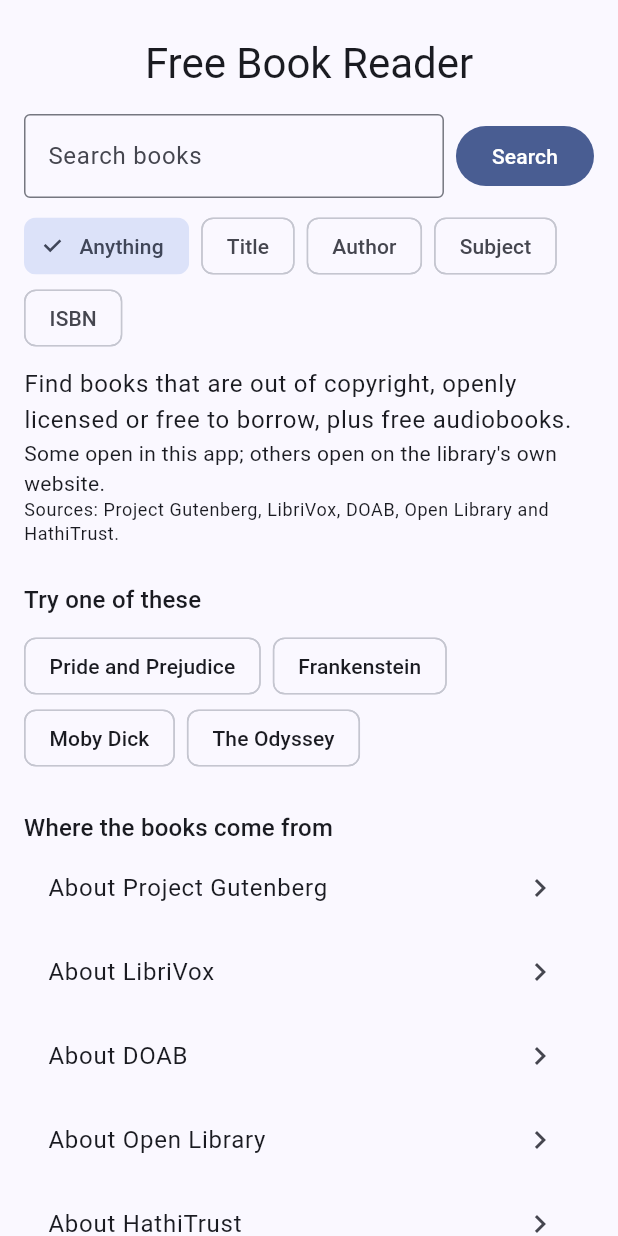
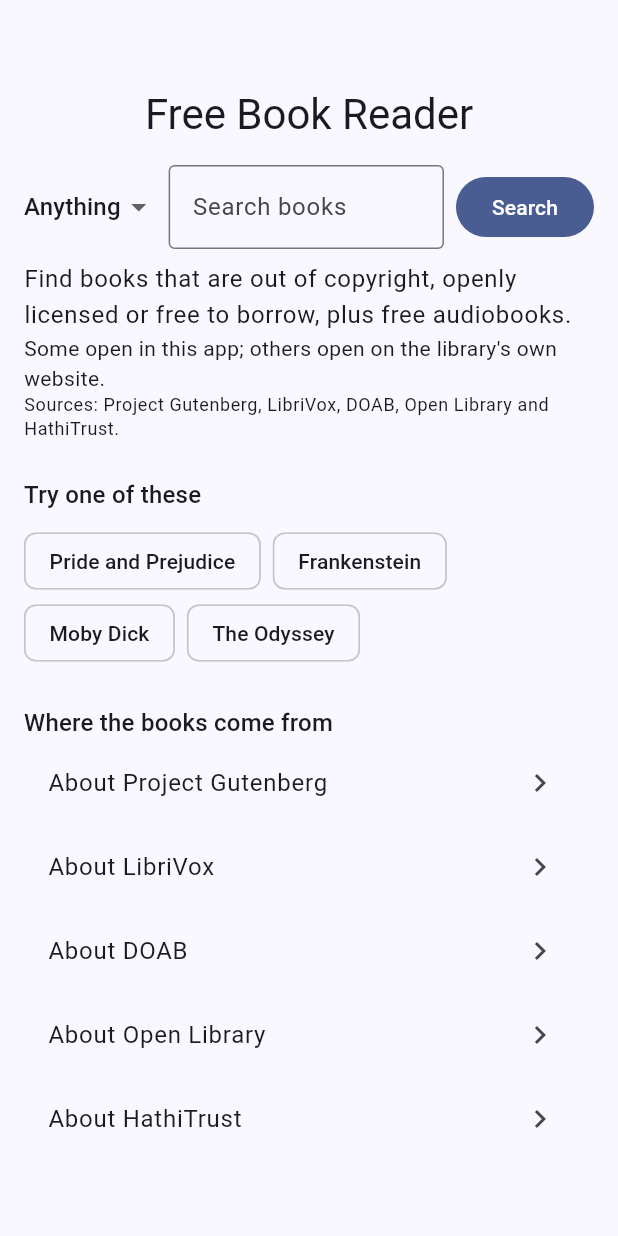
Before and after one commit to bradley-benjamin26/freebookreader, a Flutter app: the screen it shows after launch, on a phone screen of 412 x 824 dp. Run offline on Flutter 3.47's test engine with Material 3 defaults, Android fonts, the phone set to English and light mode, and no system bars; our stand-ins replace flutter_tts, just_audio, shared_preferences; missing offline and left inert: flutter_readium, pointer_interceptor.

Commit message:
fix: Search in is one dropdown beside the search box
Co-Authored-By: Claude Opus 5.5 <noreply@anthropic.com>

```diff
--- a/app/lib/ui/search_bar.dart
+++ b/app/lib/ui/search_bar.dart
@@ -16,7 +16,7 @@ const _fieldNames = {
   SearchField.isbn: 'ISBN',
 };
 
-/// The search box, a choice of what to search in (anything, title, author, subject or ISBN), and the
+/// The search box, a dropdown of what to search in (anything, title, author, subject or ISBN), and the
 /// button. Calls [onSearch] with the field and the trimmed text, or explains why nothing happened when
 /// the box is empty or the text is longer than [maxSearchLength].
 class BookSearchBar extends StatefulWidget {
@@ -39,7 +39,7 @@ class _BookSearchBarState extends State<BookSearchBar> {
   late final TextEditingController _controller = TextEditingController(text: widget.initialText);
   late SearchField _field = widget.initialField;
   bool _showEmptyMessage = false;
-  int? _tooLongBy;   // the length of the text that was refused
+  int? _tooLongBy; // the length of the text that was refused
 
   @override
   void dispose() {
@@ -59,12 +59,21 @@ class _BookSearchBarState extends State<BookSearchBar> {
 
   @override
   Widget build(BuildContext context) {
-    return Column(
-      crossAxisAlignment: CrossAxisAlignment.stretch,
-      children: [
-        Row(
-          children: [
-            Expanded(
+    final searchIn = Semantics(
+      container: true,
+      label: 'Search in',
+      child: DropdownButton<SearchField>(
+        key: const Key('search-in'),
+        value: _field,
+        underline: const SizedBox.shrink(),
+        items: [
+          for (final entry in _fieldNames.entries)
+            DropdownMenuItem(key: Key('search-in-${entry.key.name}'), value: entry.key, child: Text(entry.value)),
+        ],
+        onChanged: (field) => setState(() => _field = field ?? _field),
+      ),
+    );
+    final field = Expanded(
       // One semantics node that starts at the field itself.
       child: MergeSemantics(
         child: TextField(
@@ -77,40 +86,26 @@ class _BookSearchBarState extends State<BookSearchBar> {
               setState(() => _tooLongBy = null);
             }
           },
-                  decoration: const InputDecoration(
-                    labelText: 'Search books',
-                    border: OutlineInputBorder(),
+          decoration: const InputDecoration(labelText: 'Search books', border: OutlineInputBorder()),
         ),
       ),
-              ),
-            ),
+    );
+    final submit = FilledButton(key: const Key('search-submit'), onPressed: _submit, child: const Text('Search'));
+    return LayoutBuilder(
+      builder: (context, constraints) {
+        // Too narrow for all three in a row: the choice goes on its own line above.
+        final narrow = constraints.maxWidth < MediaQuery.textScalerOf(context).scale(360);
+        return Column(
+          crossAxisAlignment: CrossAxisAlignment.stretch,
+          children: [
+            if (narrow) Align(alignment: Alignment.centerLeft, child: searchIn),
+            Row(
+              children: [
+                if (!narrow) ...[searchIn, const SizedBox(width: 8)],
+                field,
                 const SizedBox(width: 8),
-            FilledButton(
-              key: const Key('search-submit'),
-              onPressed: _submit,
-              child: const Text('Search'),
-            ),
+                submit,
               ],
-        ),
-        const SizedBox(height: 8),
-        Semantics(
-          key: const Key('search-in'),
-          container: true,
-          label: 'Search in',
-          explicitChildNodes: true,
-          child: Wrap(
-            spacing: 8,
-            crossAxisAlignment: WrapCrossAlignment.center,
-            children: [
-              for (final entry in _fieldNames.entries)
-                ChoiceChip(
-                  key: Key('search-in-${entry.key.name}'),
-                  label: Text(entry.value),
-                  selected: _field == entry.key,
-                  onSelected: (_) => setState(() => _field = entry.key),
-                ),
-            ],
-          ),
             ),
             if (_tooLongBy != null)
               Padding(
@@ -119,18 +114,20 @@ class _BookSearchBarState extends State<BookSearchBar> {
                   key: const Key('search-too-long'),
                   child: Text(
                     'A search can have at most $maxSearchLength characters. This one has $_tooLongBy.',
-                  style: TextStyle(color: Theme.of(context).colorScheme.error)),
+                    style: TextStyle(color: Theme.of(context).colorScheme.error),
+                  ),
                 ),
               ),
             if (_showEmptyMessage)
               Padding(
                 padding: const EdgeInsets.only(top: 8),
                 child: LiveRegion(
-              child: Text(emptySearchMessage,
-                  style: TextStyle(color: Theme.of(context).colorScheme.error)),
+                  child: Text(emptySearchMessage, style: TextStyle(color: Theme.of(context).colorScheme.error)),
                 ),
               ),
           ],
         );
+      },
+    );
   }
 }
```
Also changed, not shown: 4 other files. Lines whose indentation alone changed are shown as unchanged.
